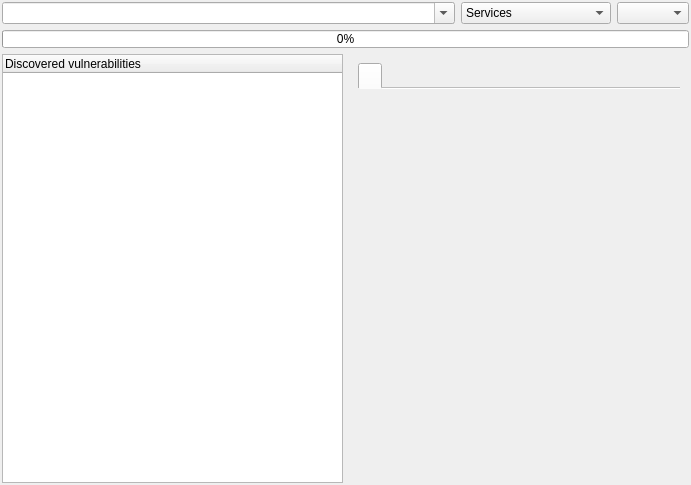
The window that src/app/ui/vulnerabilitywidget.ui (nmapsi4/nmapsi4) describes before a commit, drawn with Qt 5.
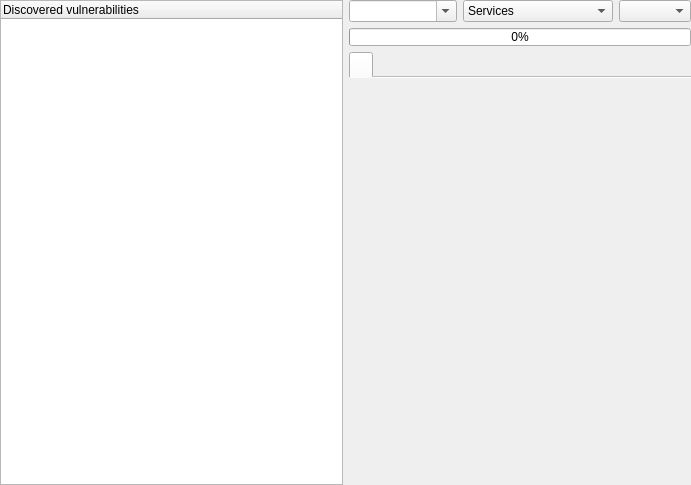
The same window after the commit.

Patch:
```diff
--- a/src/app/ui/vulnerabilitywidget.ui
+++ b/src/app/ui/vulnerabilitywidget.ui
@@ -13,104 +13,10 @@
   <property name="windowTitle">
    <string>Form</string>
   </property>
-  <layout class="QVBoxLayout" name="verticalLayout">
+  <layout class="QHBoxLayout" name="horizontalLayout">
    <property name="margin">
-    <number>2</number>
-   </property>
-   <item>
-    <layout class="QHBoxLayout" name="horizontalLayout_2">
-     <item>
-      <widget class="QComboBox" name="comboVulnRis">
-       <property name="sizePolicy">
-        <sizepolicy hsizetype="Expanding" vsizetype="Fixed">
-         <horstretch>0</horstretch>
-         <verstretch>0</verstretch>
-        </sizepolicy>
-       </property>
-       <property name="editable">
-        <bool>true</bool>
-       </property>
-      </widget>
-     </item>
-     <item>
-      <widget class="QComboBox" name="comboVuln">
-       <property name="sizePolicy">
-        <sizepolicy hsizetype="Minimum" vsizetype="Fixed">
-         <horstretch>0</horstretch>
-         <verstretch>0</verstretch>
-        </sizepolicy>
-       </property>
-       <property name="minimumSize">
-        <size>
-         <width>150</width>
-         <height>0</height>
-        </size>
-       </property>
-       <property name="maximumSize">
-        <size>
-         <width>300</width>
-         <height>16777215</height>
-        </size>
-       </property>
-       <property name="duplicatesEnabled">
-        <bool>false</bool>
-       </property>
-       <item>
-        <property name="text">
-         <string>Services</string>
-        </property>
-       </item>
-      </widget>
-     </item>
-     <item>
-      <widget class="QComboBox" name="comboWebV">
-       <property name="sizePolicy">
-        <sizepolicy hsizetype="Minimum" vsizetype="Fixed">
-         <horstretch>0</horstretch>
-         <verstretch>0</verstretch>
-        </sizepolicy>
-       </property>
-       <property name="minimumSize">
-        <size>
-         <width>0</width>
-         <height>0</height>
-        </size>
-       </property>
-      </widget>
-     </item>
-    </layout>
-   </item>
-   <item>
-    <layout class="QHBoxLayout" name="horizontalLayout_6">
-     <item>
-      <widget class="QProgressBar" name="progressWeb">
-       <property name="sizePolicy">
-        <sizepolicy hsizetype="Expanding" vsizetype="Fixed">
-         <horstretch>0</horstretch>
-         <verstretch>18</verstretch>
-        </sizepolicy>
-       </property>
-       <property name="minimumSize">
-        <size>
-         <width>0</width>
-         <height>0</height>
-        </size>
-       </property>
-       <property name="maximumSize">
-        <size>
-         <width>16777215</width>
-         <height>18</height>
-        </size>
-       </property>
-       <property name="value">
         <number>0</number>
        </property>
-      </widget>
-     </item>
-    </layout>
-   </item>
-   <item>
-    <layout class="QHBoxLayout" name="horizontalLayout_12">
      <item>
       <widget class="QTreeWidget" name="treeVulnNseRecovered">
        <property name="minimumSize">
@@ -156,6 +62,97 @@
         <enum>QFrame::Raised</enum>
        </property>
        <layout class="QVBoxLayout" name="verticalLayout_8">
+      <property name="margin">
+       <number>0</number>
+      </property>
+      <item>
+       <layout class="QHBoxLayout" name="horizontalLayout_2">
+        <item>
+         <widget class="QComboBox" name="comboVulnRis">
+          <property name="sizePolicy">
+           <sizepolicy hsizetype="Expanding" vsizetype="Fixed">
+            <horstretch>0</horstretch>
+            <verstretch>0</verstretch>
+           </sizepolicy>
+          </property>
+          <property name="editable">
+           <bool>true</bool>
+          </property>
+         </widget>
+        </item>
+        <item>
+         <widget class="QComboBox" name="comboVuln">
+          <property name="sizePolicy">
+           <sizepolicy hsizetype="Minimum" vsizetype="Fixed">
+            <horstretch>0</horstretch>
+            <verstretch>0</verstretch>
+           </sizepolicy>
+          </property>
+          <property name="minimumSize">
+           <size>
+            <width>150</width>
+            <height>0</height>
+           </size>
+          </property>
+          <property name="maximumSize">
+           <size>
+            <width>300</width>
+            <height>16777215</height>
+           </size>
+          </property>
+          <property name="duplicatesEnabled">
+           <bool>false</bool>
+          </property>
+          <item>
+           <property name="text">
+            <string>Services</string>
+           </property>
+          </item>
+         </widget>
+        </item>
+        <item>
+         <widget class="QComboBox" name="comboWebV">
+          <property name="sizePolicy">
+           <sizepolicy hsizetype="Minimum" vsizetype="Fixed">
+            <horstretch>0</horstretch>
+            <verstretch>0</verstretch>
+           </sizepolicy>
+          </property>
+          <property name="minimumSize">
+           <size>
+            <width>0</width>
+            <height>0</height>
+           </size>
+          </property>
+         </widget>
+        </item>
+       </layout>
+      </item>
+      <item>
+       <widget class="QProgressBar" name="progressWeb">
+        <property name="sizePolicy">
+         <sizepolicy hsizetype="Expanding" vsizetype="Fixed">
+          <horstretch>0</horstretch>
+          <verstretch>18</verstretch>
+         </sizepolicy>
+        </property>
+        <property name="minimumSize">
+         <size>
+          <width>0</width>
+          <height>0</height>
+         </size>
+        </property>
+        <property name="maximumSize">
+         <size>
+          <width>16777215</width>
+          <height>18</height>
+         </size>
+        </property>
+        <property name="value">
+         <number>0</number>
+        </property>
+       </widget>
+      </item>
         <item>
          <widget class="QTabWidget" name="tWresult">
           <property name="currentIndex">
@@ -173,8 +170,6 @@
         </item>
        </layout>
       </widget>
-     </item>
-    </layout>
    </item>
   </layout>
  </widget>
```
Lines whose indentation alone changed are shown as unchanged.
